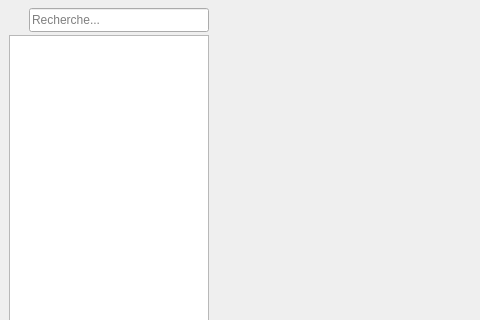
This is client/src/editors/DataListWidget.ui in introlab/openteraplus as Qt 5 draws it before an edit; both pictures show x 0 to 480 and y 0 to 320 of the 885 by 505 pixel window. The edited form follows.
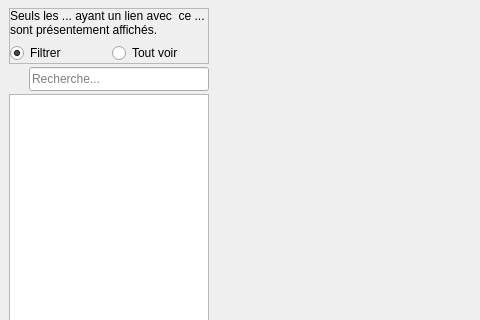
This is the edited form. Icons and pictures are not drawn.

Commit message: Refs #1. Modified user manager in SiteWidget. Adjusted DataListWidget to be more easily embedded and integrated in other "related" widgets.

What changed in the file:
```diff
--- a/client/src/editors/DataListWidget.ui
+++ b/client/src/editors/DataListWidget.ui
@@ -127,6 +127,79 @@
         </layout>
        </widget>
       </item>
+      <item>
+       <widget class="QFrame" name="frameFilter">
+        <property name="frameShape">
+         <enum>QFrame::StyledPanel</enum>
+        </property>
+        <property name="frameShadow">
+         <enum>QFrame::Raised</enum>
+        </property>
+        <layout class="QVBoxLayout" name="verticalLayout">
+         <property name="leftMargin">
+          <number>0</number>
+         </property>
+         <property name="topMargin">
+          <number>0</number>
+         </property>
+         <property name="rightMargin">
+          <number>0</number>
+         </property>
+         <property name="bottomMargin">
+          <number>0</number>
+         </property>
+         <item>
+          <widget class="QLabel" name="lblFilter">
+           <property name="sizePolicy">
+            <sizepolicy hsizetype="Maximum" vsizetype="Preferred">
+             <horstretch>0</horstretch>
+             <verstretch>0</verstretch>
+            </sizepolicy>
+           </property>
+           <property name="maximumSize">
+            <size>
+             <width>200</width>
+             <height>16777215</height>
+            </size>
+           </property>
+           <property name="text">
+            <string>Seuls les ... ayant un lien avec  ce ... sont présentement affichés.</string>
+           </property>
+           <property name="wordWrap">
+            <bool>true</bool>
+           </property>
+          </widget>
+         </item>
+         <item>
+          <layout class="QHBoxLayout" name="horizontalLayout_3">
+           <item>
+            <widget class="QRadioButton" name="radBtnFilter">
+             <property name="cursor">
+              <cursorShape>PointingHandCursor</cursorShape>
+             </property>
+             <property name="text">
+              <string>Filtrer</string>
+             </property>
+             <property name="checked">
+              <bool>true</bool>
+             </property>
+            </widget>
+           </item>
+           <item>
+            <widget class="QRadioButton" name="radBtnAll">
+             <property name="cursor">
+              <cursorShape>PointingHandCursor</cursorShape>
+             </property>
+             <property name="text">
+              <string>Tout voir</string>
+             </property>
+            </widget>
+           </item>
+          </layout>
+         </item>
+        </layout>
+       </widget>
+      </item>
       <item>
        <widget class="QWidget" name="searchZone" native="true">
         <property name="minimumSize">
```
Left out of the diff: 4 changed lines with no effect on the pictures. The commit also changes 13 other files.
